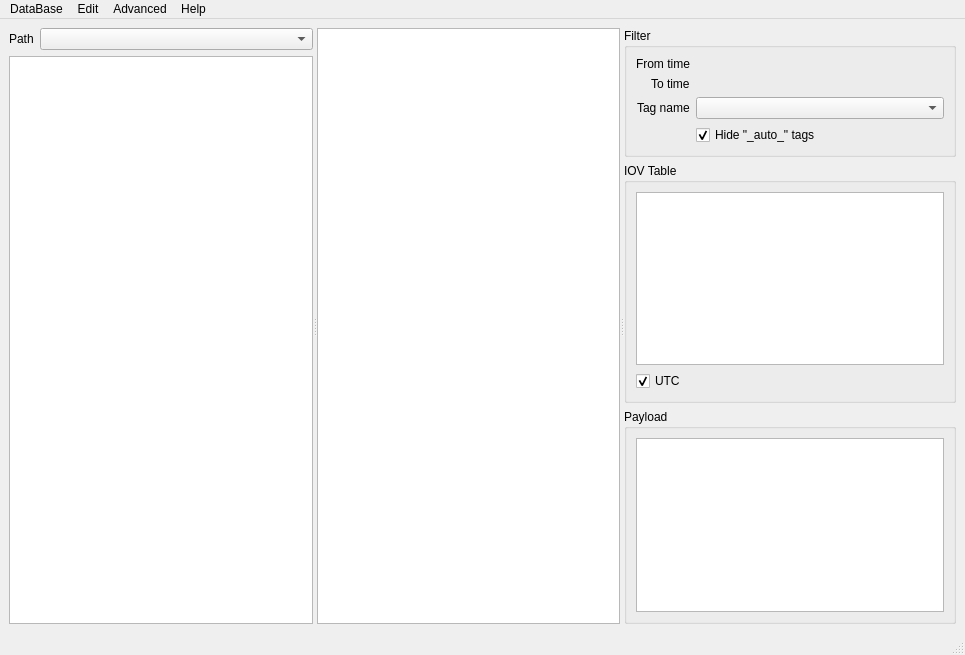
This is LHCb/Tools/CondDBUI/qt_resources/MainWindow.ui in ibab/lhcb-software as Qt 5 draws it before an edit. The edited form follows.
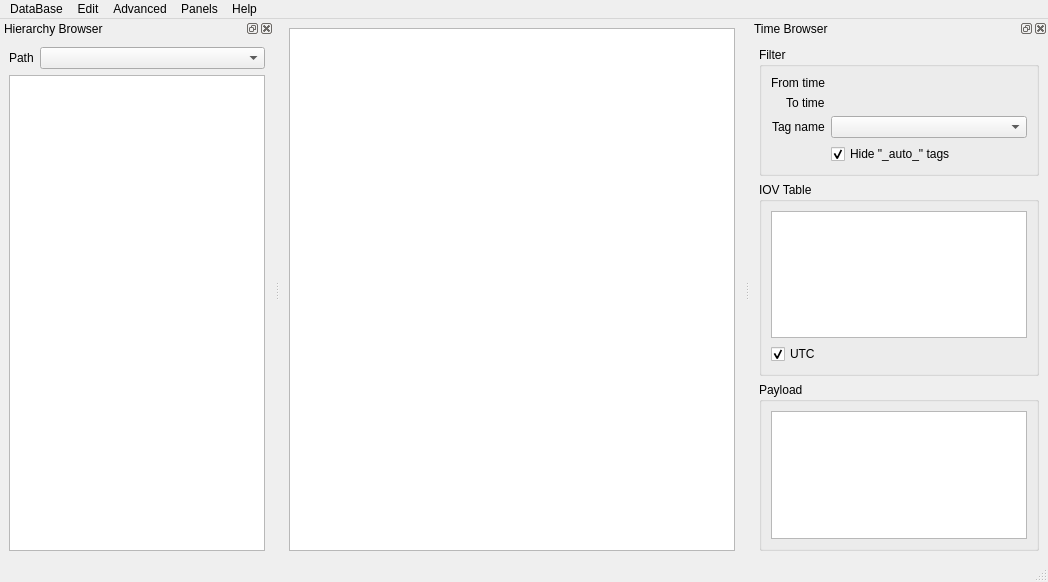
This is the edited form. Icons and pictures are not drawn. Custom widgets are drawn as their Qt base class.

Commit message: Replaced the splitter with dock widgets.

Patch:
```diff
--- a/LHCb/Tools/CondDBUI/qt_resources/MainWindow.ui
+++ b/LHCb/Tools/CondDBUI/qt_resources/MainWindow.ui
@@ -6,8 +6,8 @@
    <rect>
     <x>0</x>
     <y>0</y>
-    <width>965</width>
-    <height>655</height>
+    <width>1048</width>
+    <height>582</height>
    </rect>
   </property>
   <property name="windowTitle" >
@@ -18,76 +18,8 @@
     <normaloff>:/icons/icon.png</normaloff>:/icons/icon.png</iconset>
   </property>
   <widget class="QWidget" name="mainPanel" >
-   <layout class="QVBoxLayout" name="mainPanelLayout" >
-    <property name="margin" >
-     <number>9</number>
-    </property>
+   <layout class="QVBoxLayout" name="verticalLayout_5" >
     <item>
-     <widget class="QSplitter" name="mainWidget" >
-      <property name="orientation" >
-       <enum>Qt::Horizontal</enum>
-      </property>
-      <widget class="QWidget" native="1" name="browsePanel" >
-       <layout class="QVBoxLayout" name="browsePanelLayout" >
-        <property name="margin" >
-         <number>0</number>
-        </property>
-        <item>
-         <widget class="QWidget" native="1" name="pathPanel" >
-          <layout class="QHBoxLayout" name="horizontalLayout" >
-           <property name="margin" >
-            <number>0</number>
-           </property>
-           <item>
-            <widget class="QLabel" name="pathLabel" >
-             <property name="sizePolicy" >
-              <sizepolicy vsizetype="Preferred" hsizetype="Minimum" >
-               <horstretch>0</horstretch>
-               <verstretch>0</verstretch>
-              </sizepolicy>
-             </property>
-             <property name="text" >
-              <string>Path</string>
-             </property>
-            </widget>
-           </item>
-           <item>
-            <widget class="QComboBox" name="pathComboBox" >
-             <property name="sizePolicy" >
-              <sizepolicy vsizetype="Fixed" hsizetype="Expanding" >
-               <horstretch>0</horstretch>
-               <verstretch>0</verstretch>
-              </sizepolicy>
-             </property>
-             <property name="editable" >
-              <bool>false</bool>
-             </property>
-             <property name="insertPolicy" >
-              <enum>QComboBox::NoInsert</enum>
-             </property>
-            </widget>
-           </item>
-          </layout>
-         </widget>
-        </item>
-        <item>
-         <widget class="QTreeView" name="hierarchyTreeView" >
-          <property name="contextMenuPolicy" >
-           <enum>Qt::CustomContextMenu</enum>
-          </property>
-          <property name="editTriggers" >
-           <set>QAbstractItemView::NoEditTriggers</set>
-          </property>
-          <property name="showDropIndicator" stdset="0" >
-           <bool>false</bool>
-          </property>
-          <property name="headerHidden" >
-           <bool>true</bool>
-          </property>
-         </widget>
-        </item>
-       </layout>
-      </widget>
       <widget class="QTextEdit" name="dataView" >
        <property name="acceptDrops" >
         <bool>false</bool>
@@ -102,11 +34,91 @@
         <set>Qt::TextSelectableByKeyboard|Qt::TextSelectableByMouse</set>
        </property>
       </widget>
-      <widget class="QWidget" native="1" name="filterPanel" >
-       <layout class="QVBoxLayout" name="filterPanelLayout" >
-        <property name="margin" >
-         <number>0</number>
-        </property>
+    </item>
+   </layout>
+  </widget>
+  <widget class="QMenuBar" name="menubar" >
+   <property name="geometry" >
+    <rect>
+     <x>0</x>
+     <y>0</y>
+     <width>1048</width>
+     <height>28</height>
+    </rect>
+   </property>
+   <widget class="QMenu" name="menuDataBase" >
+    <property name="title" >
+     <string>DataBase</string>
+    </property>
+    <widget class="QMenu" name="menuRecent" >
+     <property name="title" >
+      <string>Recent</string>
+     </property>
+    </widget>
+    <widget class="QMenu" name="menuStandard" >
+     <property name="title" >
+      <string>Standard</string>
+     </property>
+    </widget>
+    <addaction name="actionNew" />
+    <addaction name="actionOpen" />
+    <addaction name="menuRecent" />
+    <addaction name="menuStandard" />
+    <addaction name="separator" />
+    <addaction name="actionRead_Only" />
+    <addaction name="separator" />
+    <addaction name="actionSlice" />
+    <addaction name="actionDump_to_files" />
+    <addaction name="actionClose" />
+    <addaction name="separator" />
+    <addaction name="actionQuit" />
+   </widget>
+   <widget class="QMenu" name="menuEdit" >
+    <property name="title" >
+     <string>Edit</string>
+    </property>
+    <addaction name="actionAdd_Condition" />
+    <addaction name="actionNew_Tag" />
+   </widget>
+   <widget class="QMenu" name="menuAdvanced" >
+    <property name="enabled" >
+     <bool>true</bool>
+    </property>
+    <property name="title" >
+     <string>Advanced</string>
+    </property>
+    <addaction name="actionNew_Node" />
+    <addaction name="actionDelete_Node" />
+    <addaction name="actionDelete_Tag" />
+   </widget>
+   <widget class="QMenu" name="menuHelp" >
+    <property name="title" >
+     <string>Help</string>
+    </property>
+    <addaction name="actionAbout" />
+    <addaction name="actionAbout_Qt" />
+   </widget>
+   <widget class="QMenu" name="menuPanels" >
+    <property name="title" >
+     <string>Panels</string>
+    </property>
+   </widget>
+   <addaction name="menuDataBase" />
+   <addaction name="menuEdit" />
+   <addaction name="menuAdvanced" />
+   <addaction name="menuPanels" />
+   <addaction name="menuHelp" />
+  </widget>
+  <widget class="QStatusBar" name="statusbar" />
+  <widget class="QDockWidget" name="filterPanel" >
+   <property name="windowTitle" >
+    <string>Time Browser</string>
+   </property>
+   <attribute name="dockWidgetArea" >
+    <number>2</number>
+   </attribute>
+   <widget class="QWidget" name="filterPanelContents" >
+    <layout class="QVBoxLayout" name="verticalLayout_4" >
         <item>
          <widget class="QGroupBox" name="iovTagFilterGroupBox" >
           <property name="sizePolicy" >
@@ -260,76 +272,75 @@
        </layout>
       </widget>
      </widget>
+  <widget class="QDockWidget" name="browsePanel" >
+   <property name="windowTitle" >
+    <string>Hierarchy Browser</string>
+   </property>
+   <attribute name="dockWidgetArea" >
+    <number>1</number>
+   </attribute>
+   <widget class="QWidget" name="browsePanelContents" >
+    <layout class="QVBoxLayout" name="verticalLayout_3" >
+     <item>
+      <widget class="QWidget" native="1" name="pathPanel" >
+       <layout class="QHBoxLayout" name="horizontalLayout" >
+        <property name="margin" >
+         <number>0</number>
+        </property>
+        <item>
+         <widget class="QLabel" name="pathLabel" >
+          <property name="sizePolicy" >
+           <sizepolicy vsizetype="Preferred" hsizetype="Minimum" >
+            <horstretch>0</horstretch>
+            <verstretch>0</verstretch>
+           </sizepolicy>
+          </property>
+          <property name="text" >
+           <string>Path</string>
+          </property>
+         </widget>
+        </item>
+        <item>
+         <widget class="QComboBox" name="pathComboBox" >
+          <property name="sizePolicy" >
+           <sizepolicy vsizetype="Fixed" hsizetype="Expanding" >
+            <horstretch>0</horstretch>
+            <verstretch>0</verstretch>
+           </sizepolicy>
+          </property>
+          <property name="editable" >
+           <bool>false</bool>
+          </property>
+          <property name="insertPolicy" >
+           <enum>QComboBox::NoInsert</enum>
+          </property>
+         </widget>
     </item>
    </layout>
   </widget>
-  <widget class="QMenuBar" name="menubar" >
-   <property name="geometry" >
-    <rect>
-     <x>0</x>
-     <y>0</y>
-     <width>965</width>
-     <height>28</height>
-    </rect>
-   </property>
-   <widget class="QMenu" name="menuDataBase" >
-    <property name="title" >
-     <string>DataBase</string>
-    </property>
-    <widget class="QMenu" name="menuRecent" >
-     <property name="title" >
-      <string>Recent</string>
-     </property>
-    </widget>
-    <widget class="QMenu" name="menuStandard" >
-     <property name="title" >
-      <string>Standard</string>
-     </property>
-    </widget>
-    <addaction name="actionNew" />
-    <addaction name="actionOpen" />
-    <addaction name="menuRecent" />
-    <addaction name="menuStandard" />
-    <addaction name="separator" />
-    <addaction name="actionRead_Only" />
-    <addaction name="separator" />
-    <addaction name="actionSlice" />
-    <addaction name="actionDump_to_files" />
-    <addaction name="actionClose" />
-    <addaction name="separator" />
-    <addaction name="actionQuit" />
-   </widget>
-   <widget class="QMenu" name="menuEdit" >
-    <property name="title" >
-     <string>Edit</string>
-    </property>
-    <addaction name="actionAdd_Condition" />
-    <addaction name="actionNew_Tag" />
-   </widget>
-   <widget class="QMenu" name="menuAdvanced" >
-    <property name="enabled" >
+     </item>
+     <item>
+      <widget class="QTreeView" name="hierarchyTreeView" >
+       <property name="contextMenuPolicy" >
+        <enum>Qt::CustomContextMenu</enum>
+       </property>
+       <property name="editTriggers" >
+        <set>QAbstractItemView::NoEditTriggers</set>
+       </property>
+       <property name="showDropIndicator" stdset="0" >
+        <bool>false</bool>
+       </property>
+       <property name="textElideMode" >
+        <enum>Qt::ElideMiddle</enum>
+       </property>
+       <property name="headerHidden" >
      <bool>true</bool>
     </property>
-    <property name="title" >
-     <string>Advanced</string>
-    </property>
-    <addaction name="actionNew_Node" />
-    <addaction name="actionDelete_Node" />
-    <addaction name="actionDelete_Tag" />
-   </widget>
-   <widget class="QMenu" name="menuHelp" >
-    <property name="title" >
-     <string>Help</string>
-    </property>
-    <addaction name="actionAbout" />
-    <addaction name="actionAbout_Qt" />
+      </widget>
+     </item>
+    </layout>
    </widget>
-   <addaction name="menuDataBase" />
-   <addaction name="menuEdit" />
-   <addaction name="menuAdvanced" />
-   <addaction name="menuHelp" />
   </widget>
-  <widget class="QStatusBar" name="statusbar" />
   <action name="actionNew" >
    <property name="text" >
     <string>New</string>
```
Left out of the diff: 113 changed lines with no effect on the pictures. Lines whose indentation alone changed are shown as unchanged. The commit also changes 2 other files.
